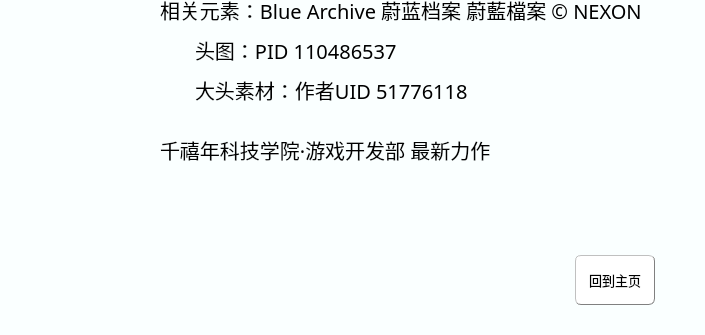
This is mainwindow.ui in wangquanlikun/Alice_Archive as Qt 5 draws it before an edit; both pictures show x 575 to 1280 and y 385 to 720 of the 1280 by 720 pixel window. The edited form follows.
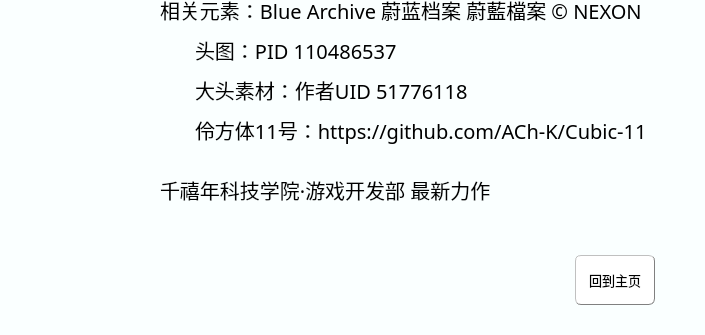
This is the edited form. The open tabs and pages were chosen to show the change. Icons and pictures are not drawn.

The edit to the form file:
```diff
--- a/mainwindow.ui
+++ b/mainwindow.ui
@@ -793,7 +793,7 @@
       <property name="geometry">
        <rect>
         <x>735</x>
-        <y>520</y>
+        <y>560</y>
         <width>490</width>
         <height>30</height>
        </rect>
@@ -808,6 +808,25 @@
        <string>千禧年科技学院·游戏开发部 最新力作</string>
       </property>
      </widget>
+     <widget class="QLabel" name="About_line_9">
+      <property name="geometry">
+       <rect>
+        <x>770</x>
+        <y>500</y>
+        <width>520</width>
+        <height>30</height>
+       </rect>
+      </property>
+      <property name="font">
+       <font>
+        <family>俐方体11号</family>
+        <pointsize>15</pointsize>
+       </font>
+      </property>
+      <property name="text">
+       <string>伶方体11号：https://github.com/ACh-K/Cubic-11</string>
+      </property>
+     </widget>
     </widget>
     <widget class="QWidget" name="personalspace">
      <widget class="QPushButton" name="logout">
```
Left out of the diff: 6 changed lines with no effect on the pictures.
